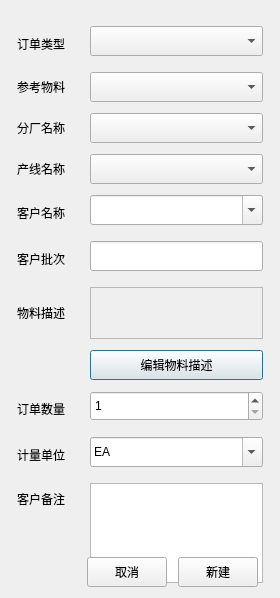
The window that Qt/ERP/dialogneworder.ui (superp2017/NTERP) describes before a commit, drawn with Qt 5.
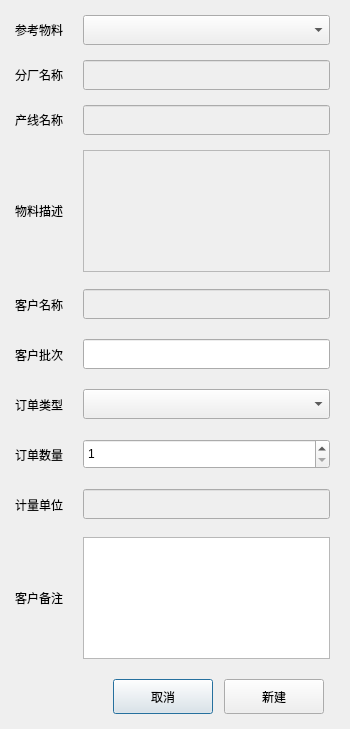
The same window after the commit.

```diff
--- a/Qt/ERP/dialogneworder.ui
+++ b/Qt/ERP/dialogneworder.ui
@@ -6,8 +6,8 @@
    <rect>
     <x>0</x>
     <y>0</y>
-    <width>280</width>
-    <height>598</height>
+    <width>350</width>
+    <height>729</height>
    </rect>
   </property>
   <property name="minimumSize">
@@ -25,54 +25,42 @@
   <property name="windowTitle">
    <string>新建订单</string>
   </property>
-  <layout class="QVBoxLayout" name="verticalLayout">
+  <layout class="QGridLayout" name="gridLayout_2">
    <property name="leftMargin">
-    <number>11</number>
+    <number>15</number>
    </property>
    <property name="topMargin">
-    <number>11</number>
+    <number>15</number>
    </property>
    <property name="rightMargin">
-    <number>11</number>
+    <number>15</number>
    </property>
-   <item>
-    <layout class="QFormLayout" name="formLayout">
+   <property name="bottomMargin">
+    <number>15</number>
+   </property>
+   <property name="verticalSpacing">
+    <number>20</number>
+   </property>
+   <item row="0" column="0">
+    <layout class="QGridLayout" name="gridLayout">
+     <property name="rightMargin">
+      <number>5</number>
+     </property>
      <property name="horizontalSpacing">
-      <number>25</number>
+      <number>20</number>
      </property>
      <property name="verticalSpacing">
-      <number>11</number>
-     </property>
-     <property name="leftMargin">
-      <number>6</number>
-     </property>
-     <property name="topMargin">
-      <number>15</number>
-     </property>
-     <property name="rightMargin">
-      <number>6</number>
-     </property>
-     <property name="bottomMargin">
       <number>15</number>
      </property>
      <item row="0" column="0">
-      <widget class="QLabel" name="label_8">
-       <property name="minimumSize">
-        <size>
-         <width>0</width>
-         <height>35</height>
-        </size>
-       </property>
+      <widget class="QLabel" name="label_10">
        <property name="text">
-        <string>订单类型</string>
-       </property>
-       <property name="alignment">
-        <set>Qt::AlignCenter</set>
+        <string>参考物料</string>
        </property>
       </widget>
      </item>
      <item row="0" column="1">
-      <widget class="QComboBox" name="comboBox_orderType">
+      <widget class="QComboBox" name="comboBox_mater_number">
        <property name="minimumSize">
         <size>
          <width>0</width>
@@ -81,6 +69,99 @@
        </property>
       </widget>
      </item>
+     <item row="1" column="0">
+      <widget class="QLabel" name="label_3">
+       <property name="minimumSize">
+        <size>
+         <width>0</width>
+         <height>30</height>
+        </size>
+       </property>
+       <property name="text">
+        <string>分厂名称</string>
+       </property>
+      </widget>
+     </item>
+     <item row="1" column="1">
+      <widget class="QLineEdit" name="lineEdit_fatory">
+       <property name="enabled">
+        <bool>false</bool>
+       </property>
+       <property name="minimumSize">
+        <size>
+         <width>0</width>
+         <height>30</height>
+        </size>
+       </property>
+      </widget>
+     </item>
+     <item row="2" column="0">
+      <widget class="QLabel" name="label_9">
+       <property name="minimumSize">
+        <size>
+         <width>0</width>
+         <height>30</height>
+        </size>
+       </property>
+       <property name="text">
+        <string>产线名称</string>
+       </property>
+      </widget>
+     </item>
+     <item row="2" column="1">
+      <widget class="QLineEdit" name="lineEdit_productline">
+       <property name="enabled">
+        <bool>false</bool>
+       </property>
+       <property name="minimumSize">
+        <size>
+         <width>0</width>
+         <height>30</height>
+        </size>
+       </property>
+       <property name="readOnly">
+        <bool>false</bool>
+       </property>
+      </widget>
+     </item>
+     <item row="3" column="0">
+      <widget class="QLabel" name="label_5">
+       <property name="minimumSize">
+        <size>
+         <width>0</width>
+         <height>35</height>
+        </size>
+       </property>
+       <property name="text">
+        <string>物料描述</string>
+       </property>
+       <property name="alignment">
+        <set>Qt::AlignCenter</set>
+       </property>
+      </widget>
+     </item>
+     <item row="3" column="1">
+      <widget class="QTextEdit" name="lineEdit_MaterielDes">
+       <property name="enabled">
+        <bool>false</bool>
+       </property>
+       <property name="minimumSize">
+        <size>
+         <width>0</width>
+         <height>80</height>
+        </size>
+       </property>
+       <property name="maximumSize">
+        <size>
+         <width>16777215</width>
+         <height>150</height>
+        </size>
+       </property>
+       <property name="lineWidth">
+        <number>0</number>
+       </property>
+      </widget>
+     </item>
      <item row="4" column="0">
       <widget class="QLabel" name="label">
        <property name="minimumSize">
@@ -98,16 +179,16 @@
       </widget>
      </item>
      <item row="4" column="1">
-      <widget class="QComboBox" name="comboBox_customerName">
+      <widget class="QLineEdit" name="lineEdit_cumerName">
+       <property name="enabled">
+        <bool>false</bool>
+       </property>
        <property name="minimumSize">
         <size>
          <width>0</width>
          <height>30</height>
         </size>
        </property>
-       <property name="editable">
-        <bool>true</bool>
-       </property>
       </widget>
      </item>
      <item row="5" column="0">
@@ -126,8 +207,18 @@
        </property>
       </widget>
      </item>
+     <item row="5" column="1">
+      <widget class="QLineEdit" name="lineEdit_custombatch">
+       <property name="minimumSize">
+        <size>
+         <width>0</width>
+         <height>30</height>
+        </size>
+       </property>
+      </widget>
+     </item>
      <item row="6" column="0">
-      <widget class="QLabel" name="label_5">
+      <widget class="QLabel" name="label_8">
        <property name="minimumSize">
         <size>
          <width>0</width>
@@ -135,7 +226,7 @@
         </size>
        </property>
        <property name="text">
-        <string>物料描述</string>
+        <string>订单类型</string>
        </property>
        <property name="alignment">
         <set>Qt::AlignCenter</set>
@@ -143,35 +234,16 @@
       </widget>
      </item>
      <item row="6" column="1">
-      <widget class="QTextEdit" name="lineEdit_MaterielDes">
-       <property name="enabled">
-        <bool>false</bool>
-       </property>
-      </widget>
-     </item>
-     <item row="7" column="1">
-      <widget class="QPushButton" name="pushButton_edit_des">
+      <widget class="QComboBox" name="comboBox_orderType">
        <property name="minimumSize">
         <size>
          <width>0</width>
          <height>30</height>
         </size>
        </property>
-       <property name="maximumSize">
-        <size>
-         <width>16777215</width>
-         <height>30</height>
-        </size>
-       </property>
-       <property name="focusPolicy">
-        <enum>Qt::WheelFocus</enum>
-       </property>
-       <property name="text">
-        <string>编辑物料描述</string>
-       </property>
       </widget>
      </item>
-     <item row="8" column="0">
+     <item row="7" column="0">
       <widget class="QLabel" name="label_4">
        <property name="minimumSize">
         <size>
@@ -187,7 +259,7 @@
        </property>
       </widget>
      </item>
-     <item row="8" column="1">
+     <item row="7" column="1">
       <widget class="QSpinBox" name="spinBox_num">
        <property name="minimumSize">
         <size>
@@ -203,7 +275,7 @@
        </property>
       </widget>
      </item>
-     <item row="9" column="0">
+     <item row="8" column="0">
       <widget class="QLabel" name="label_6">
        <property name="minimumSize">
         <size>
@@ -219,30 +291,20 @@
        </property>
       </widget>
      </item>
-     <item row="9" column="1">
-      <widget class="QComboBox" name="comboBox_unit">
+     <item row="8" column="1">
+      <widget class="QLineEdit" name="lineEdit_unit">
+       <property name="enabled">
+        <bool>false</bool>
+       </property>
        <property name="minimumSize">
         <size>
          <width>0</width>
          <height>30</height>
         </size>
        </property>
-       <property name="editable">
-        <bool>true</bool>
-       </property>
-       <item>
-        <property name="text">
-         <string>EA</string>
-        </property>
-       </item>
-       <item>
-        <property name="text">
-         <string>KG</string>
-        </property>
-       </item>
       </widget>
      </item>
-     <item row="10" column="0">
+     <item row="9" column="0">
       <widget class="QLabel" name="label_7">
        <property name="text">
         <string>客户备注</string>
@@ -252,12 +314,18 @@
        </property>
       </widget>
      </item>
-     <item row="10" column="1">
+     <item row="9" column="1">
       <widget class="QTextEdit" name="textEdit_custom_note">
        <property name="minimumSize">
         <size>
          <width>0</width>
-         <height>100</height>
+         <height>80</height>
+        </size>
+       </property>
+       <property name="maximumSize">
+        <size>
+         <width>16777215</width>
+         <height>150</height>
         </size>
        </property>
        <property name="documentTitle">
@@ -265,82 +333,9 @@
        </property>
       </widget>
      </item>
-     <item row="2" column="1">
-      <widget class="QComboBox" name="comboBox_factory">
-       <property name="minimumSize">
-        <size>
-         <width>0</width>
-         <height>30</height>
-        </size>
-       </property>
-      </widget>
-     </item>
-     <item row="2" column="0">
-      <widget class="QLabel" name="label_3">
-       <property name="minimumSize">
-        <size>
-         <width>0</width>
-         <height>30</height>
-        </size>
-       </property>
-       <property name="text">
-        <string>分厂名称</string>
-       </property>
-      </widget>
-     </item>
-     <item row="5" column="1">
-      <widget class="QLineEdit" name="lineEdit_custombatch">
-       <property name="minimumSize">
-        <size>
-         <width>0</width>
-         <height>30</height>
-        </size>
-       </property>
-      </widget>
-     </item>
-     <item row="3" column="1">
-      <widget class="QComboBox" name="comboBox_productionLine">
-       <property name="minimumSize">
-        <size>
-         <width>0</width>
-         <height>30</height>
-        </size>
-       </property>
-      </widget>
-     </item>
-     <item row="3" column="0">
-      <widget class="QLabel" name="label_9">
-       <property name="minimumSize">
-        <size>
-         <width>0</width>
-         <height>30</height>
-        </size>
-       </property>
-       <property name="text">
-        <string>产线名称</string>
-       </property>
-      </widget>
-     </item>
-     <item row="1" column="0">
-      <widget class="QLabel" name="label_10">
-       <property name="text">
-        <string>参考物料</string>
-       </property>
-      </widget>
-     </item>
-     <item row="1" column="1">
-      <widget class="QComboBox" name="comboBox_mater_number">
-       <property name="minimumSize">
-        <size>
-         <width>0</width>
-         <height>30</height>
-        </size>
-       </property>
-      </widget>
-     </item>
     </layout>
    </item>
-   <item>
+   <item row="1" column="0">
     <layout class="QHBoxLayout" name="horizontalLayout">
      <property name="spacing">
       <number>11</number>
@@ -368,8 +363,8 @@
       <widget class="QPushButton" name="pushButton_cancel">
        <property name="minimumSize">
         <size>
-         <width>0</width>
-         <height>30</height>
+         <width>100</width>
+         <height>35</height>
         </size>
        </property>
        <property name="text">
@@ -381,8 +376,8 @@
       <widget class="QPushButton" name="pushButton_ok">
        <property name="minimumSize">
         <size>
-         <width>0</width>
-         <height>30</height>
+         <width>100</width>
+         <height>35</height>
         </size>
        </property>
        <property name="text">
```
